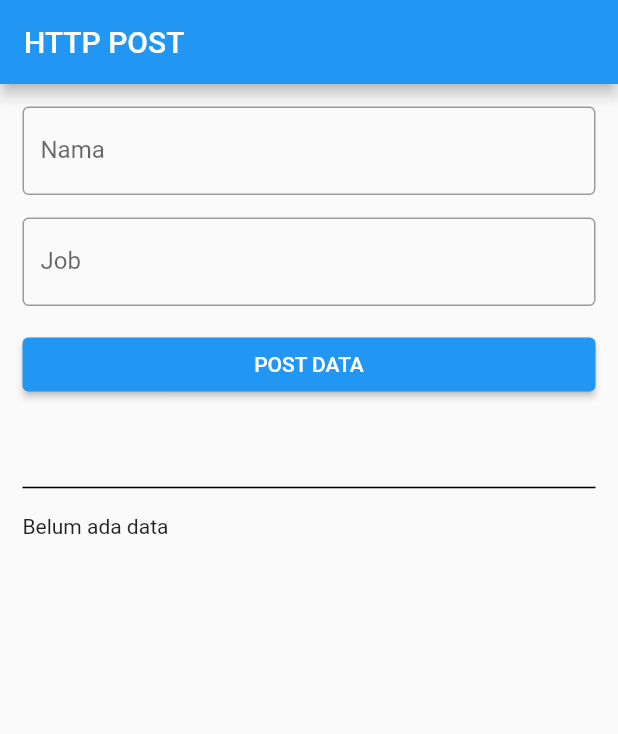
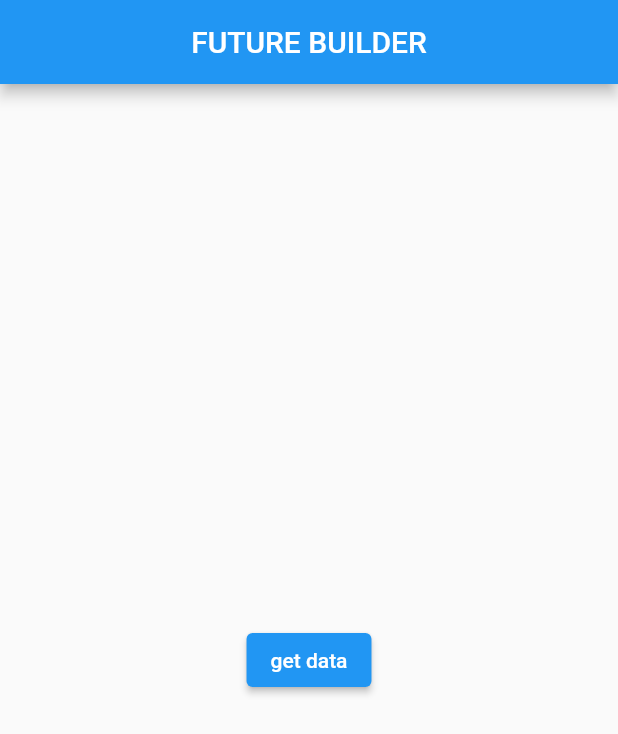
Before and after one commit to uzifauzi/HTTP_Request, a Flutter app: the screen it shows after launch, on a phone screen of 412 x 824 dp. Shown: the top 734 px of the screen. Run offline on Flutter 3.47's test engine with Material 2 defaults, Android fonts, the phone set to English and light mode, and no system bars.

Commit message:
refactor(future builder): try future builder

```diff
--- /dev/null
+++ b/lib/future_builder_page.dart
@@ -0,0 +1,38 @@
+import 'dart:convert';
+
+import 'package:flutter/material.dart';
+import 'package:http/http.dart' as http;
+
+class FutureBuilderPage extends StatelessWidget {
+  const FutureBuilderPage({super.key});
+
+  @override
+  Widget build(BuildContext context) {
+    return Scaffold(
+      appBar: AppBar(
+        centerTitle: true,
+        title: Text('FUTURE BUILDER'),
+      ),
+      body: Center(
+        child: ElevatedButton(
+            onPressed: () async {
+              //get data dari url API
+              var response =
+                  await http.get(Uri.parse('https://reqres.in/api/users'));
+
+              // megambil 1 data dari list
+              List data =
+                  (json.decode(response.body) as Map<String, dynamic>)['data'];
+
+              data.forEach((element) {
+                Map<String, dynamic> user = element;
+                print(user['first_name']);
+              });
+            },
+            child: Text(
+              'get data',
+            )),
+      ),
+    );
+  }
+}
--- a/lib/main.dart
+++ b/lib/main.dart
@@ -3,6 +3,7 @@ import 'dart:convert';
 import 'package:flutter/material.dart';
 import 'package:http/http.dart' as myhttp;
 import 'package:my_http/form_page.dart';
+import 'package:my_http/future_builder_page.dart';
 import 'package:my_http/home_page.dart';
 
 void main() {
@@ -15,7 +16,7 @@ class MyApp extends StatelessWidget {
   @override
   Widget build(BuildContext context) {
     return MaterialApp(
-      home: FormPage(),
+      home: FutureBuilderPage(),
     );
   }
 }
```
